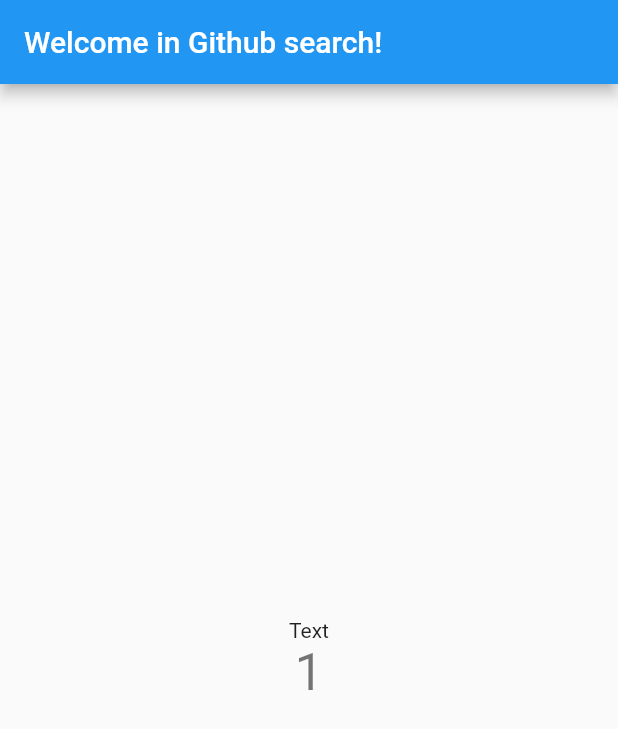
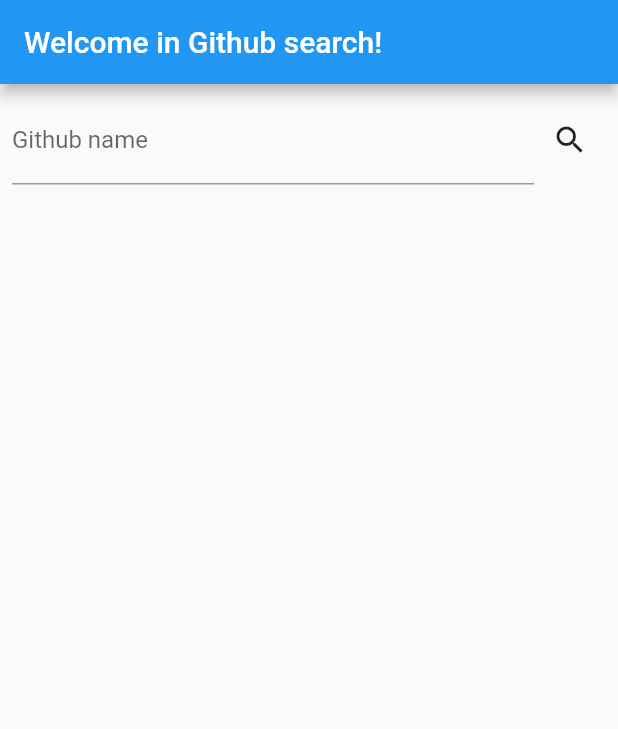
Before and after one commit to arturplaczek/github_search, a Flutter app: the screen it shows after launch, on a phone screen of 412 x 824 dp. Shown: the top 729 px of the screen. Run offline on Flutter 3.47's test engine with Material 2 defaults, Android fonts, the phone set to English and light mode, and no system bars; our stand-ins replace dio, equatable, flutter_bloc, hydrated_bloc; generated files the repository leaves out were written again.

Commit message:
feat: update HomePage

```diff
--- a/lib/home/home.dart
+++ b/lib/home/home.dart
@@ -1 +1,3 @@
 export 'bloc/github_name_bloc.dart';
+export 'view/view.dart';
+export 'widgets/widgets.dart';
--- a/lib/home/view/home_page.dart
+++ b/lib/home/view/home_page.dart
@@ -1,4 +1,6 @@
 import 'package:flutter/material.dart';
+import 'package:flutter_bloc/flutter_bloc.dart';
+import 'package:github_search/home/home.dart';
 import 'package:github_search/l10n/l10n.dart';
 
 class HomePage extends StatelessWidget {
@@ -6,22 +8,45 @@ class HomePage extends StatelessWidget {
 
   @override
   Widget build(BuildContext context) {
+    return BlocProvider(
+      create: (context) => GithubNameBloc(),
+      child: const HomeView(),
+    );
+  }
+}
+
+class HomeView extends StatefulWidget {
+  const HomeView({super.key});
+
+  @override
+  State<HomeView> createState() => _HomeViewState();
+}
+
+class _HomeViewState extends State<HomeView> {
+  String repositoryName = '';
+
+  @override
+  Widget build(BuildContext context) {
     final l10n = context.l10n;
+
     return Scaffold(
       appBar: AppBar(
         title: Text(l10n.appTitle),
       ),
       body: Center(
         child: Column(
-          mainAxisAlignment: MainAxisAlignment.center,
           children: <Widget>[
-            const Text(
-              'Text',
+            Padding(
+              padding: const EdgeInsets.all(8),
+              child: GithubNameTextfield(
+                onComplete: (githubName) {
+                  setState(() {
+                    repositoryName = githubName;
+                  });
+                },
+              ),
             ),
-            Text(
-              '1',
-              style: Theme.of(context).textTheme.headlineMedium,
-            ),
+            Text(repositoryName),
           ],
         ),
       ),
--- /dev/null
+++ b/lib/home/view/view.dart
@@ -0,0 +1 @@
+export 'home_page.dart';
--- /dev/null
+++ b/lib/home/widgets/widgets.dart
@@ -0,0 +1 @@
+export 'github_name_textfield.dart';
```
Also changed, not shown: pubspec.lock (added), 3 other files.
